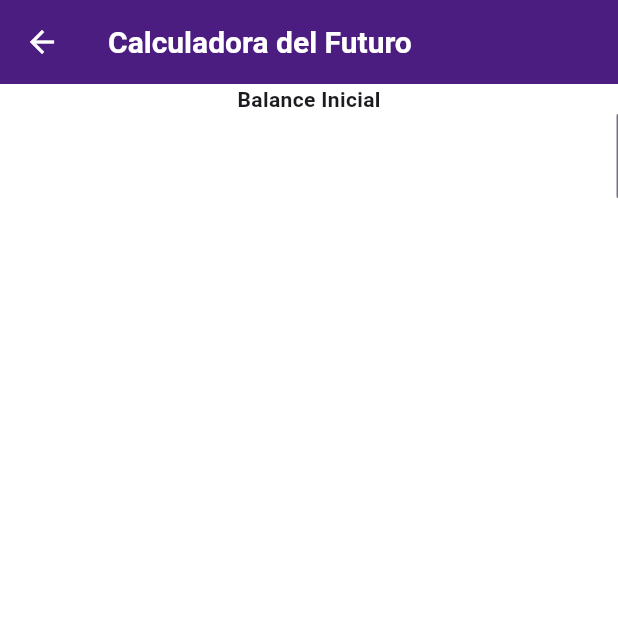
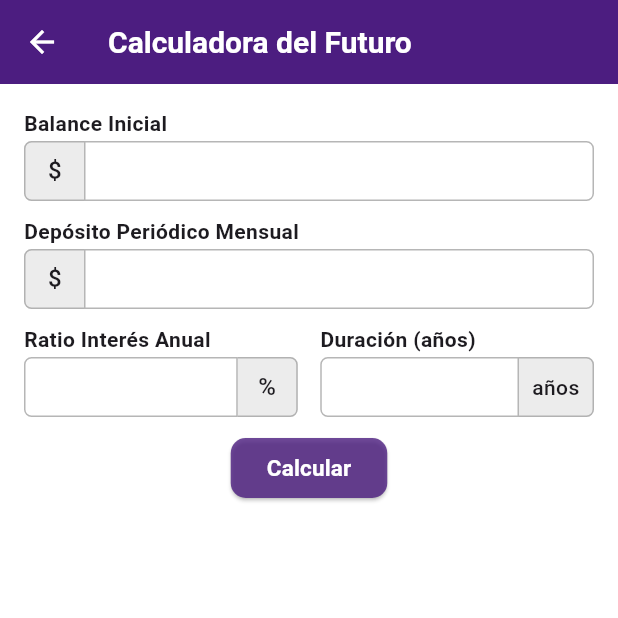
Before and after one commit to DanielAlexander27/hackathon-v2-deuna, a Flutter app: the FutureCalculatorScreen screen opened by its route, on a phone screen of 412 x 824 dp, the top half of it. Run offline on Flutter 3.47's test engine with Material 3 defaults, Android fonts, the phone set to English and light mode, and no system bars; our stand-ins replace flutter_riverpod, go_router, riverpod_annotation; generated files the repository leaves out were written again.

Commit message:
Future Calculator screen finished added.

```diff
--- a/lib/ui/screens/future_calculator/future_calculator_screen.dart
+++ b/lib/ui/screens/future_calculator/future_calculator_screen.dart
@@ -1,11 +1,19 @@
 import 'package:flutter/material.dart';
+import 'package:flutter_riverpod/flutter_riverpod.dart';
+import 'package:hackathon_v2_deuna/providers/ui/screens/future_calculator/future_calculator_view_model.dart';
+import 'package:hackathon_v2_deuna/ui/screens/future_calculator/widgets/calculator_information.dart';
 import 'package:hackathon_v2_deuna/ui/styles/app_colors.dart';
 
-class FutureCalculatorScreen extends StatelessWidget {
+import 'widgets/calculator_form.dart';
+
+class FutureCalculatorScreen extends ConsumerWidget {
   const FutureCalculatorScreen({super.key});
 
   @override
-  Widget build(BuildContext context) {
+  Widget build(BuildContext context, WidgetRef ref) {
+    final viewModel = ref.read(futureCalculatorViewModelProvider.notifier);
+    final state = ref.watch(futureCalculatorViewModelProvider);
+
     return Scaffold(
       backgroundColor: Colors.white,
       appBar: AppBar(
@@ -16,22 +24,20 @@ class FutureCalculatorScreen extends StatelessWidget {
           style: TextStyle(fontWeight: FontWeight.bold, fontSize: 20),
         ),
       ),
-      body: Column(
-        children: [
-          Text(
-            'Balance Inicial',
-            style: TextStyle(fontWeight: FontWeight.bold),
-          ),
-          // Container(child: Row(children: [
-          //     Container(child: Text('$'),)
-          //   ],)),
-          TextField(
-            decoration: InputDecoration(
-              icon: Container(),
-              border: OutlineInputBorder(),
+      body: SafeArea(
+        child: Padding(
+          padding: EdgeInsets.all(16),
+          child: SingleChildScrollView(
+            child: Column(
+              children: [
+                CalculatorForm(viewModel: viewModel),
+                SizedBox(height: 10),
+                if (state != null)
+                  CalculatorInformation(state: state),
+              ],
             ),
           ),
-        ],
+        ),
       ),
     );
   }
--- /dev/null
+++ b/lib/ui/screens/future_calculator/widgets/calculator_form.dart
@@ -0,0 +1,220 @@
+import 'package:flutter/material.dart';
+
+import '../../../../providers/ui/screens/future_calculator/future_calculator_view_model.dart';
+import '../../../styles/app_colors.dart';
+
+class CalculatorForm extends StatefulWidget {
+  final FutureCalculatorViewModel viewModel;
+  const CalculatorForm({super.key, required this.viewModel});
+
+  @override
+  State<CalculatorForm> createState() => _CalculatorFormState();
+}
+
+class _CalculatorFormState extends State<CalculatorForm> {
+  late final TextEditingController intialBalanceController;
+  late final TextEditingController monthlyDepositController;
+  late final TextEditingController annualInterestController;
+  late final TextEditingController yearsDurationController;
+
+  @override
+  void initState() {
+    super.initState();
+    intialBalanceController = TextEditingController();
+    monthlyDepositController = TextEditingController();
+    annualInterestController = TextEditingController();
+    yearsDurationController = TextEditingController();
+  }
+
+  @override
+  void dispose() {
+    intialBalanceController.dispose();
+    monthlyDepositController.dispose();
+    annualInterestController.dispose();
+    yearsDurationController.dispose();
+    super.dispose();
+  }
+
+  @override
+  Widget build(BuildContext context) {
+    return Column(
+      children: [
+        _CustomTextField(
+          text: 'Balance Inicial',
+          prefixLabel: '\$',
+          controller: intialBalanceController,
+        ),
+        SizedBox(height: 10),
+        _CustomTextField(
+          text: 'Depósito Periódico Mensual',
+          prefixLabel: '\$',
+          controller: monthlyDepositController,
+        ),
+        SizedBox(height: 10),
+        Row(
+          children: [
+            Expanded(
+              child: _CustomTextField(
+                text: 'Ratio Interés Anual',
+                sufixLabel: '%',
+                controller: annualInterestController,
+              ),
+            ),
+            SizedBox(width: 15),
+            Expanded(
+              child: _CustomTextField(
+                text: 'Duración (años)',
+                sufixLabel: 'años',
+                controller: yearsDurationController,
+                widthPrefixSufix: 50,
+              ),
+            ),
+          ],
+        ),
+        SizedBox(height: 10),
+        ElevatedButton(
+          style: ElevatedButton.styleFrom(
+            backgroundColor: AppColors.purple.withValues(alpha: 0.8),
+            foregroundColor: Colors.white,
+            shape: RoundedRectangleBorder(
+              borderRadius: BorderRadius.circular(10),
+            ),
+          ),
+          onPressed: () async {
+            FocusManager.instance.primaryFocus?.unfocus();
+            await Future.delayed(Duration(milliseconds: 500));
+            widget.viewModel.calculate(
+              double.parse(intialBalanceController.text.replaceAll(',', '.')),
+              double.parse(monthlyDepositController.text.replaceAll(',', '.')),
+              double.parse(annualInterestController.text.replaceAll(',', '.')),
+              int.parse(yearsDurationController.text),
+            );
+          },
+          child: Text(
+            'Calcular',
+            style: TextStyle(fontWeight: FontWeight.bold, fontSize: 15),
+          ),
+        ),
+      ],
+    );
+  }
+}
+
+class _CustomTextField extends StatelessWidget {
+  final String text;
+  final String? prefixLabel;
+  final String? sufixLabel;
+  final double? widthPrefixSufix;
+  final TextEditingController controller;
+
+  const _CustomTextField({
+    required this.text,
+    required this.controller,
+    this.prefixLabel,
+    this.sufixLabel,
+    this.widthPrefixSufix = 40,
+  });
+
+  @override
+  Widget build(BuildContext context) {
+    return Column(
+      crossAxisAlignment: CrossAxisAlignment.start,
+      children: [
+        Text(text, style: TextStyle(fontWeight: FontWeight.bold)),
+        SizedBox(height: 2),
+        SizedBox(
+          height: 40,
+          child: Row(
+            children: [
+              if (prefixLabel != null)
+                _PrefixSufixContainer(
+                  isPrefix: true,
+                  text: prefixLabel!,
+                  width: widthPrefixSufix,
+                ),
+              Expanded(
+                child: TextField(
+                  onTapOutside: (event) {
+                    FocusManager.instance.primaryFocus?.unfocus();
+                  },
+                  controller: controller,
+                  keyboardType: TextInputType.numberWithOptions(decimal: true),
+                  decoration: InputDecoration(
+                    contentPadding: EdgeInsets.symmetric(horizontal: 10),
+                    enabledBorder: OutlineInputBorder(
+                      borderSide: BorderSide(color: _borderColor, width: 1),
+                      borderRadius: borderRadius,
+                    ),
+                    focusedBorder: OutlineInputBorder(
+                      borderSide: BorderSide(width: 1, color: AppColors.purple),
+                      borderRadius: borderRadius,
+                    ),
+                  ),
+                ),
+              ),
+              if (sufixLabel != null)
+                _PrefixSufixContainer(
+                  isPrefix: false,
+                  text: sufixLabel!,
+                  width: widthPrefixSufix,
+                ),
+            ],
+          ),
+        ),
+      ],
+    );
+  }
+
+  BorderRadius get borderRadius {
+    return BorderRadius.only(
+      topRight: Radius.circular(sufixLabel == null ? 5 : 0),
+      topLeft: Radius.circular(prefixLabel != null ? 0 : 5),
+      bottomRight: Radius.circular(sufixLabel == null ? 5 : 0),
+      bottomLeft: Radius.circular(prefixLabel != null ? 0 : 5),
+    );
+  }
+}
+
+class _PrefixSufixContainer extends StatelessWidget {
+  final String text;
+  final bool isPrefix;
+  final double? width;
+
+  const _PrefixSufixContainer({
+    required this.text,
+    required this.isPrefix,
+    this.width = 40,
+  });
+
+  @override
+  Widget build(BuildContext context) {
+    return Container(
+      width: width,
+      decoration: BoxDecoration(
+        color: Colors.grey.withValues(alpha: 0.2),
+        border: Border(
+          top: BorderSide(color: _borderColor),
+          bottom: BorderSide(color: _borderColor),
+          left: isPrefix ? BorderSide(color: _borderColor) : BorderSide.none,
+          right: isPrefix ? BorderSide.none : BorderSide(color: _borderColor),
+        ),
+        borderRadius: BorderRadius.only(
+          topLeft: Radius.circular(isPrefix ? 5 : 0),
+          bottomLeft: Radius.circular(isPrefix ? 5 : 0),
+          topRight: Radius.circular(!isPrefix ? 5 : 0),
+          bottomRight: Radius.circular(!isPrefix ? 5 : 0),
+        ),
+      ),
+      alignment: Alignment.center,
+      child: Text(
+        text,
+        style: TextStyle(
+          fontWeight: FontWeight.w500,
+          fontSize: text.length > 1 ? 14 : 16,
+        ),
+      ),
+    );
+  }
+}
+
+final _borderColor = Colors.grey.withValues(alpha: 0.75);
--- a/lib/ui/views/ponte_pilas/widgets/ponte_pilas_feature_item.dart
+++ b/lib/ui/views/ponte_pilas/widgets/ponte_pilas_feature_item.dart
@@ -18,7 +18,8 @@ class PontePilasFeatureItem extends StatelessWidget {
         onTap: () => context.goNamed(feature.destination.path),
         child: Ink(
           decoration: BoxDecoration(
-            border: Border.all(color: Colors.black.withValues(alpha: 0.25)),
+            color: Color.fromRGBO(251, 251, 251, 1),
+            border: Border.all(color: Colors.black.withValues(alpha: 0.20)),
             borderRadius: BorderRadius.circular(10),
           ),
           child: Padding(
--- a/lib/ui/views/promotions/promotions_view.dart
+++ b/lib/ui/views/promotions/promotions_view.dart
@@ -10,7 +10,7 @@ class PromotionsView extends StatelessWidget {
       appBar: AppBar(
         title: const Text(
           'Promociones',
-          style: TextStyle(fontWeight: FontWeight.w500, color: Colors.white),
+          style: TextStyle(fontWeight: FontWeight.w500, color: Colors.white,),
         ),
         backgroundColor: Colors.deepPurple,
       ),
--- a/pubspec.yaml
+++ b/pubspec.yaml
@@ -38,6 +38,8 @@ dependencies:
   go_router: ^14.8.1
   flutter_riverpod: ^2.6.1
   riverpod_annotation: ^2.6.1
+  fl_chart: ^0.70.2
+  intl: ^0.18.1
 
 dev_dependencies:
   flutter_test:
```
Also changed, not shown: lib/providers/ui/screens/future_calculator/future_calculator_view_model.dart (added, +49 -0 lines), lib/ui/screens/future_calculator/widgets/calculator_information.dart (added, +137 -0 lines), lib/providers/ui/screens/future_calculator/future_calculator_view_model.g.dart (added), pubspec.lock.
